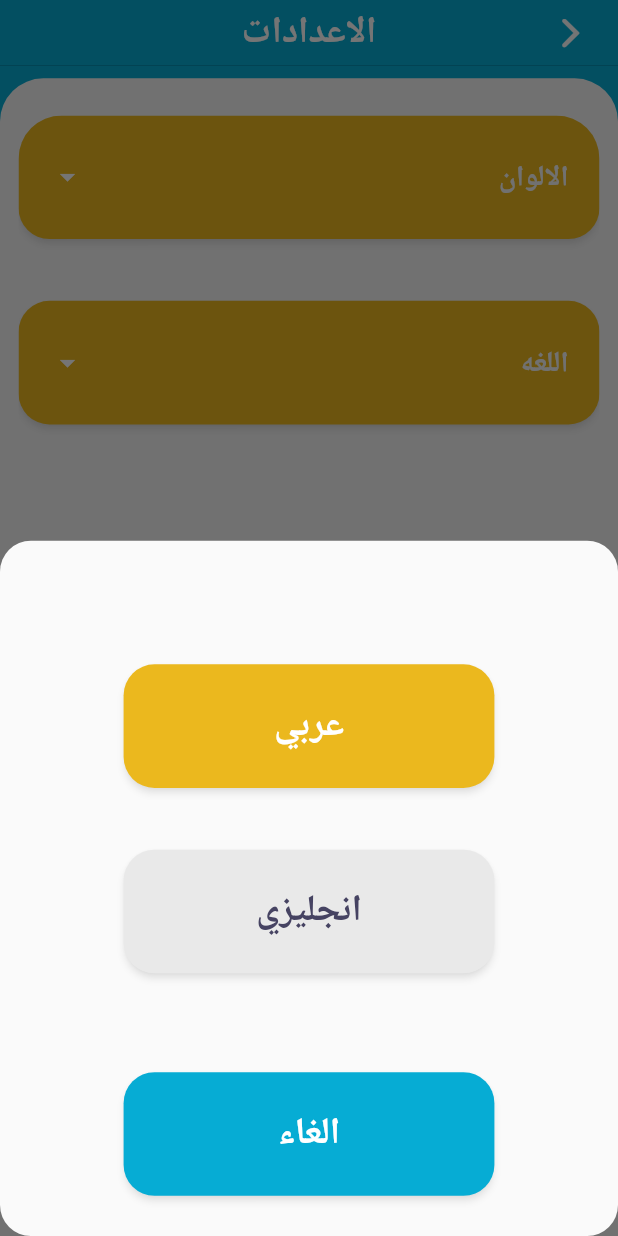
After one commit to seifAfya123/EGBuss, a Flutter app: the SettingScreen screen opened directly, after a tap on "اللغه", on a phone screen of 412 x 824 dp. The commit adds this screen. Run offline on Flutter 3.47's test engine with Material 2 defaults, Android fonts, the phone set to English and light mode, and no system bars; our stand-ins replace bloc, dio, easy_localization, flutter_bloc, flutter_phoenix, flutter_svg and 3 more; missing offline and left inert: dart:html; accounts and stored records are empty.

Commit message:
Settings screen

```diff
--- a/lib/presentation/router/app_router.dart
+++ b/lib/presentation/router/app_router.dart
@@ -23,6 +23,7 @@ import 'package:testapp/presentation/screens/shared/register_screen.dart';
 import 'package:testapp/presentation/screens/shared/seat_reservation_screen.dart';
 import 'package:testapp/presentation/screens/shared/find_trip_screen.dart';
 import 'package:testapp/presentation/screens/shared/select_trip_screen.dart';
+import 'package:testapp/presentation/screens/shared/settings_screen.dart';
 import 'package:testapp/presentation/screens/shared/splash_screen.dart';
 import 'package:testapp/presentation/screens/shared/ticket_details_screen.dart';
 import 'package:testapp/presentation/screens/shared/tickets_screen.dart';
@@ -34,6 +35,8 @@ class AppRouter {
         return MaterialPageRoute(builder: (_) => SplashScreen());
       case RoutNamesDart.rLoginScreen:
         return MaterialPageRoute(builder: (_) => LoginScreen());
+      case RoutNamesDart.rSettingsScreen:
+        return MaterialPageRoute(builder: (_) => SettingScreen());
       // case RoutNamesDart.rHomeScreen:
       //   return MaterialPageRoute(builder: (_) => HomeScreen());
       case RoutNamesDart.rRegisterScreen:
--- a/lib/presentation/router/rout_names_dart.dart
+++ b/lib/presentation/router/rout_names_dart.dart
@@ -23,6 +23,7 @@ class RoutNamesDart {
   static const String rConfirmReservationScreen = "rConfirmReservationScreen";
   static const String rPaymentMethodScreen = "rPaymentMethodScreen";
   static const String rLoginFirstScreen = "rLoginFirstScreen";
+  static const String rSettingsScreen = "rSettingsScreen";
 
   static const String rprivacyPolicy = "rprivacyPolicy  ";
   static const String rOldTicketsScreen = "rOldTicketsScreen  ";
--- a/lib/presentation/screens/shared/profile_screen.dart
+++ b/lib/presentation/screens/shared/profile_screen.dart
@@ -32,7 +32,12 @@ class ProfileScreen extends StatelessWidget {
           actions: [
             InkWell(
               onTap: (() {
-                Navigator.pushNamed(context, RoutNamesDart.rEditProfileScreen);
+                if (isGuest.isGuest == false) {
+                  Navigator.pushNamed(
+                      context, RoutNamesDart.rEditProfileScreen);
+                } else {
+                  Navigator.pushNamed(context, RoutNamesDart.rLoginFirstScreen);
+                }
               }),
               child: Padding(
                 padding: EdgeInsets.all(5.w),
@@ -54,7 +59,9 @@ class ProfileScreen extends StatelessWidget {
                   color: MyThemeData.appyellow,
                 ),
                 OptionsInProfile(
-                  ontap: () {},
+                  ontap: () {
+                    Navigator.pushNamed(context, RoutNamesDart.rSettingsScreen);
+                  },
                   paymentOptions: PaymentMethod.choosed,
                   text: 'الأعدادات',
                   icons: const Icon(Icons.settings),
--- /dev/null
+++ b/lib/presentation/screens/shared/settings_screen.dart
@@ -0,0 +1,73 @@
+import 'package:flutter/cupertino.dart';
+import 'package:flutter/material.dart';
+import 'package:sizer/sizer.dart';
+import 'package:testapp/presentation/styles/my_theme_data.dart';
+import 'package:testapp/presentation/view/body_white_container.dart';
+import 'package:testapp/presentation/widget/appbar_title_text.dart';
+import 'package:testapp/presentation/widget/bottomSheet_widget.dart';
+import 'package:testapp/presentation/widget/custom_elevated_button.dart';
+import 'package:testapp/presentation/widget/default_button_text.dart';
+
+class SettingScreen extends StatelessWidget {
+  const SettingScreen({Key? key}) : super(key: key);
+
+  @override
+  Widget build(BuildContext context) {
+    return Scaffold(
+      appBar: const CupertinoNavigationBar(
+        leading: CupertinoNavigationBarBackButton(color: Colors.white),
+        backgroundColor: MyThemeData.appblue,
+        middle: AppbarTitleText(titleText: "الاعدادات"),
+      ),
+      body: BodyWhiteContainer(
+        withPadding: true,
+        bodyChild: Column(
+          children: [
+            Container(
+              margin: EdgeInsets.only(bottom: 5.h),
+              child: CustomElevatedButton(
+                  myWidgets: Row(
+                      mainAxisAlignment: MainAxisAlignment.spaceBetween,
+                      children: const [
+                        DefaultButtonText(text: 'الالوان'),
+                        Icon(Icons.arrow_drop_down)
+                      ]),
+                  otpressFunction: () {
+                    showModalBottomSheet(
+                        context: context,
+                        builder: (BuildContext context) {
+                          return CustomButtomSheet(
+                              text1: 'مضئ',
+                              function1: () {},
+                              text2: 'مظلم',
+                              function2: () {});
+                        });
+                  }),
+            ),
+            CustomElevatedButton(
+                myWidgets: Row(
+                    mainAxisAlignment: MainAxisAlignment.spaceBetween,
+                    children: const [
+                      DefaultButtonText(text: 'اللغه'),
+                      Icon(Icons.arrow_drop_down)
+                    ]),
+                otpressFunction: () {
+                  showModalBottomSheet(
+                      shape: RoundedRectangleBorder(
+                        borderRadius: BorderRadius.circular(5.w),
+                      ),
+                      context: context,
+                      builder: (BuildContext context) {
+                        return CustomButtomSheet(
+                            text1: 'عربي',
+                            function1: () {},
+                            text2: 'انجليزي',
+                            function2: () {});
+                      });
+                })
+          ],
+        ),
+      ),
+    );
+  }
+}
--- a/lib/presentation/view/body_white_container.dart
+++ b/lib/presentation/view/body_white_container.dart
@@ -18,7 +18,8 @@ class BodyWhiteContainer extends StatelessWidget {
       height: double.infinity,
       width: double.infinity,
       padding: EdgeInsets.symmetric(
-          horizontal: withPadding == null || withPadding == false ? 0 : 3.w),
+          horizontal: withPadding == null || withPadding == false ? 0 : 3.w,
+          vertical: withPadding == null || withPadding == false ? 0 : 3.h),
       margin: EdgeInsets.only(top: 1.h),
       decoration: BoxDecoration(
         borderRadius: BorderRadius.only(
--- /dev/null
+++ b/lib/presentation/widget/bottomSheet_widget.dart
@@ -0,0 +1,64 @@
+import 'package:flutter/material.dart';
+import 'package:sizer/sizer.dart';
+
+import 'package:testapp/presentation/styles/my_theme_data.dart';
+import 'package:testapp/presentation/widget/custom_elevated_button.dart';
+
+class CustomButtomSheet extends StatelessWidget {
+  String text1;
+  Function function1;
+  String text2;
+  Function function2;
+
+  CustomButtomSheet({
+    Key? key,
+    required this.text1,
+    required this.function1,
+    required this.text2,
+    required this.function2,
+  }) : super(key: key);
+  @override
+  Widget build(BuildContext context) {
+    return Container(
+      alignment: Alignment.center,
+      padding: EdgeInsets.only(top: 10.h, right: 8.w, left: 8.w),
+      child: Column(children: [
+        Container(
+          margin: EdgeInsets.only(bottom: 5.h),
+          child: CustomElevatedButton(
+              myWidgets: Text(
+                text1,
+                style: TextStyle(fontSize: 6.w, fontWeight: FontWeight.bold),
+              ),
+              otpressFunction: () {
+                function1;
+              }),
+        ),
+        Container(
+          margin: EdgeInsets.only(bottom: 8.h),
+          child: CustomElevatedButton(
+              buttonColor: MyThemeData.appGery,
+              myWidgets: Text(
+                text2,
+                style: TextStyle(
+                    color: MyThemeData.appDarkblue,
+                    fontSize: 6.w,
+                    fontWeight: FontWeight.bold),
+              ),
+              otpressFunction: () {
+                function2;
+              }),
+        ),
+        CustomElevatedButton(
+            buttonColor: MyThemeData.appblue,
+            myWidgets: Text(
+              'الغاء',
+              style: TextStyle(fontSize: 6.w, fontWeight: FontWeight.bold),
+            ),
+            otpressFunction: () {
+              Navigator.pop(context);
+            }),
+      ]),
+    );
+  }
+}
--- a/lib/presentation/widget/custom_elevated_button.dart
+++ b/lib/presentation/widget/custom_elevated_button.dart
@@ -22,6 +22,7 @@ class CustomElevatedButton extends StatelessWidget {
   @override
   Widget build(BuildContext context) {
     return SizedBox(
+      height: 10.h,
       child: ElevatedButton(
         onPressed: otpressFunction,
         style: ElevatedButton.styleFrom(
```
